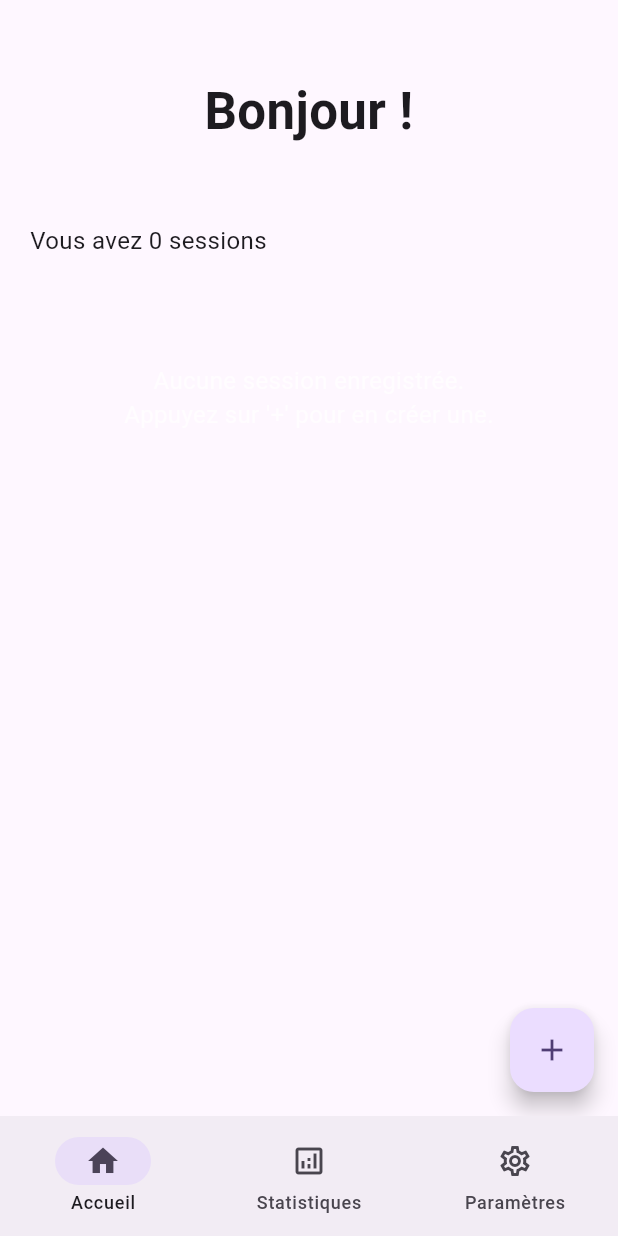
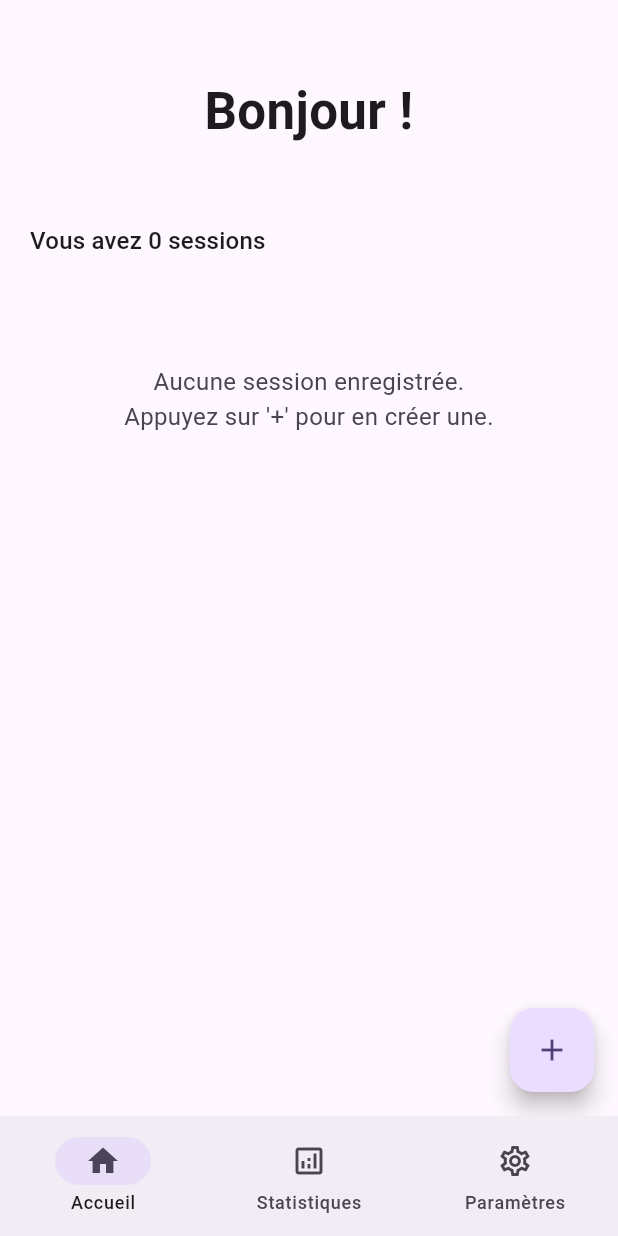
Before and after one commit to lynn2910/Carnet-Prise, a Flutter app: the screen it shows after launch, on a phone screen of 412 x 824 dp. Run offline on Flutter 3.47's test engine with Material 3 defaults, Android fonts, the phone set to English and light mode, and no system bars; our stand-ins replace file_picker, go_router, isar, share_plus, shared_preferences; missing offline and left inert: restart_app; accounts and stored records are empty; generated files the repository leaves out were written again.

```diff
--- a/lib/pages/home_page.dart
+++ b/lib/pages/home_page.dart
@@ -71,8 +71,14 @@ class _HomeScreenState extends State<HomeScreen> {
     });
   }
 
+  void _onItemClick(Session session) {
+    context.push('/session/${session.id}');
+  }
+
   @override
   Widget build(BuildContext context) {
+    var theme = Theme.of(context);
+
     return Scaffold(
       body: RefreshIndicator(
         onRefresh: _loadSessions,
@@ -113,13 +119,13 @@ class _HomeScreenState extends State<HomeScreen> {
                       padding: const EdgeInsets.only(left: 20.0, bottom: 20.0),
                       child: Text(
                         "Vous avez ${_sessions.length} sessions",
-                        style: const TextStyle(fontSize: 16),
+                        style: theme.textTheme.titleMedium!,
                       ),
                     ),
                   // Sessions
                   if (_sessionsLoaded)
                     _sessions.isEmpty
-                        ? const Center(
+                        ? Center(
                             child: Padding(
                               padding: EdgeInsets.symmetric(vertical: 50.0),
                               child: Text(
@@ -127,12 +133,15 @@ class _HomeScreenState extends State<HomeScreen> {
                                 textAlign: TextAlign.center,
                                 style: TextStyle(
                                   fontSize: 16,
-                                  color: Colors.white70,
+                                  color: theme.colorScheme.onSurfaceVariant,
                                 ),
                               ),
                             ),
                           )
-                        : SessionList(sessions: _sessions),
+                        : SessionList(
+                            sessions: _sessions,
+                            onItemClick: _onItemClick,
+                          ),
                 ],
               ),
             ),
```
Also changed, not shown: lib/widgets/sessions/session_list.dart (+7 -2 lines).
